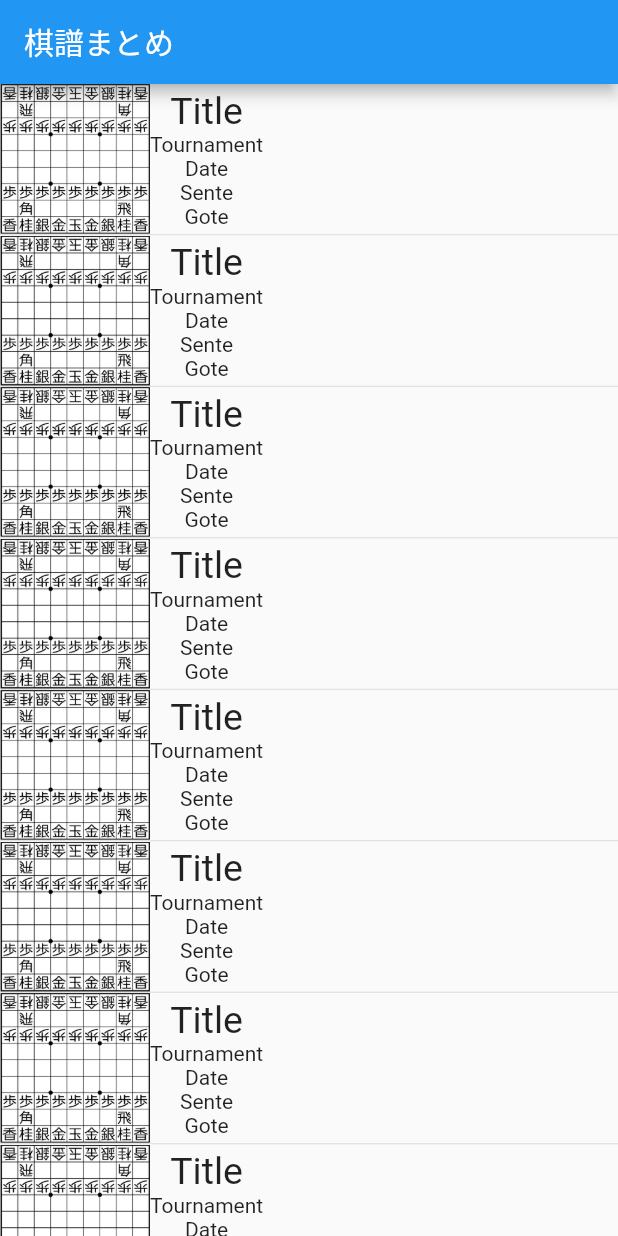
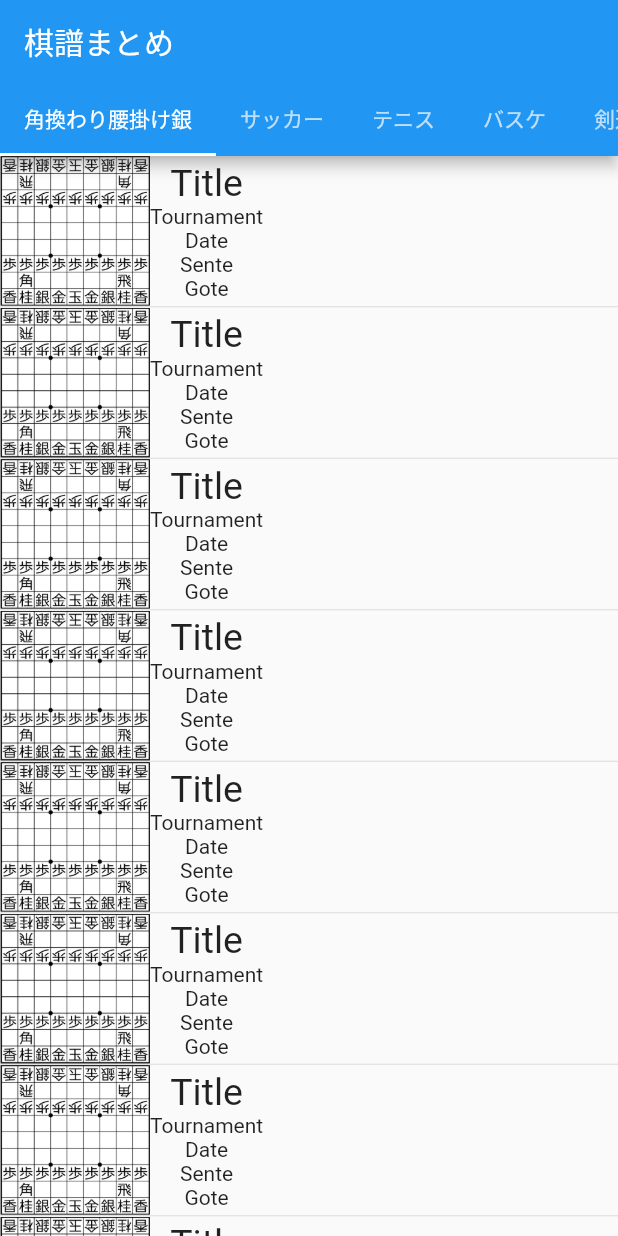
Before and after one commit to hmsket/kif-matome, a Flutter app: the screen it shows after launch, on a phone screen of 412 x 824 dp. Run offline on Flutter 3.47's test engine with Material 2 defaults, Android fonts, the light colour scheme and no system bars.

Commit message:
add: Tabを作った

```diff
--- a/lib/main.dart
+++ b/lib/main.dart
@@ -33,13 +33,39 @@ class MyHomePage extends StatefulWidget {
 class _MyHomePageState extends State<MyHomePage> {
   @override
   Widget build(BuildContext context) {
-    return Scaffold(
-      appBar: AppBar(
-        title: const Text('棋譜まとめ'),
+    return DefaultTabController(
+      initialIndex: 0, // 最初に表示するタブ
+      length: 8, // タブの数
+      child: Scaffold(
+        appBar: AppBar(
+          title: const Text('棋譜まとめ'),
+          bottom: const TabBar(
+            isScrollable: true, // スクロールを有効化
+            tabs: <Widget>[
+              Tab(text: '角換わり腰掛け銀'),
+              Tab(text: 'サッカー'),
+              Tab(text: 'テニス'),
+              Tab(text: 'バスケ'),
+              Tab(text: '剣道'),
+              Tab(text: '柔道'),
+              Tab(text: '水泳'),
+              Tab(text: '卓球'),
+            ],
+          ),
+        ),
+        body: const TabBarView(
+          children: <Widget>[
+            KifListview(),
+            KifListview(),
+            KifListview(),
+            KifListview(),
+            KifListview(),
+            KifListview(),
+            KifListview(),
+            KifListview(),
+          ],
+        ),
       ),
-      body: Container(
-        child: KifListview(),
-      )
     );
   }
 }
```
